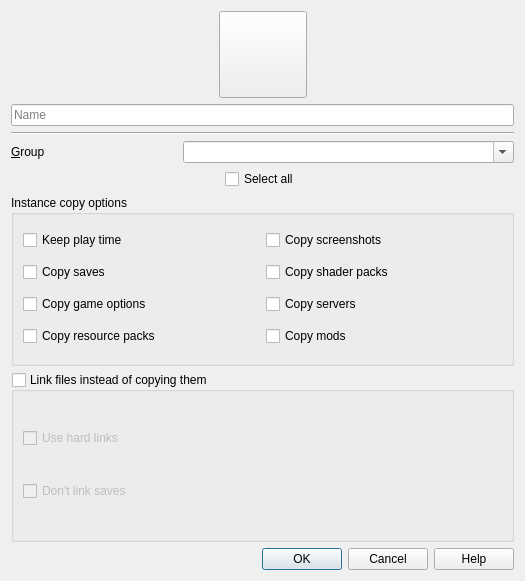
Qt form launcher/ui/dialogs/CopyInstanceDialog.ui (FreesmTeam/FreesmLauncher) before a commit.
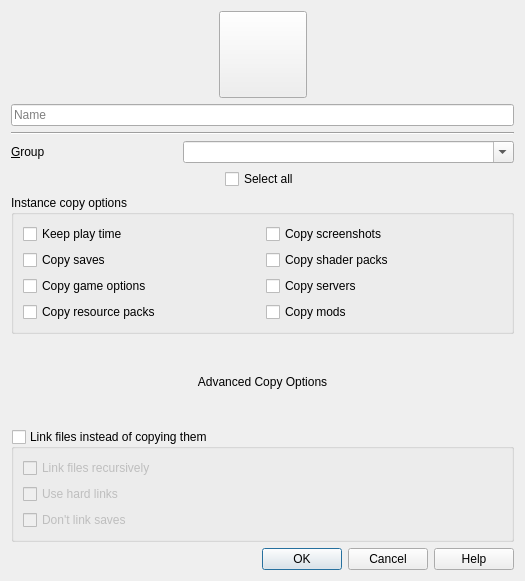
The same form after that commit. Icons and pictures are not drawn.

Commit message: feat(symlinks): make recursive links explicit

Patch:
```diff
--- a/launcher/ui/dialogs/CopyInstanceDialog.ui
+++ b/launcher/ui/dialogs/CopyInstanceDialog.ui
@@ -209,6 +209,16 @@
      </layout>
     </widget>
    </item>
+   <item>
+    <widget class="QLabel" name="advancedOptionsLabel">
+     <property name="text">
+      <string>Advanced Copy Options</string>
+     </property>
+     <property name="alignment">
+      <set>Qt::AlignCenter</set>
+     </property>
+    </widget>
+   </item>
    <item>
     <layout class="QVBoxLayout" name="copyModeLayout">
      <item>
@@ -229,8 +239,18 @@
         <bool>false</bool>
        </property>
        <layout class="QVBoxLayout" name="linkOptionsLayout">
+        <item>
+         <widget class="QCheckBox" name="recursiveLinkCheckbox">
+          <property name="text">
+           <string>Link files recursively</string>
+          </property>
+         </widget>
+        </item>
         <item>
          <widget class="QCheckBox" name="hardLinksCheckbox">
+          <property name="enabled">
+           <bool>false</bool>
+          </property>
           <property name="toolTip">
            <string>Use hard links instead of symbolic links</string>
           </property>
```
Left out of the diff: 5 changed lines with no effect on the pictures. The commit also changes 6 other files.
